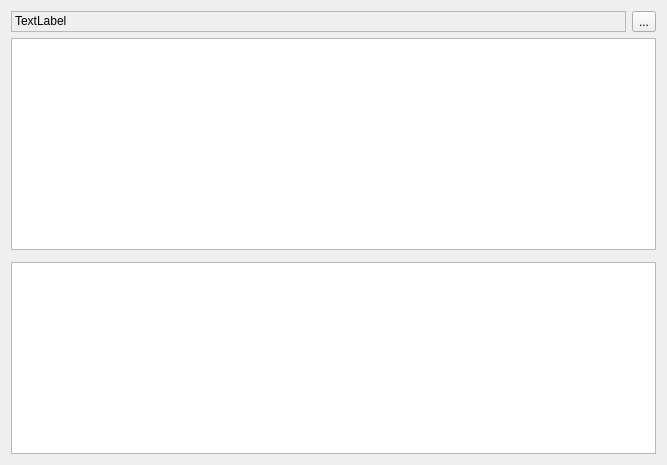
Qt form Viewer/src/OutputItemWidget.ui (ecmwf/ecflow) before a commit.
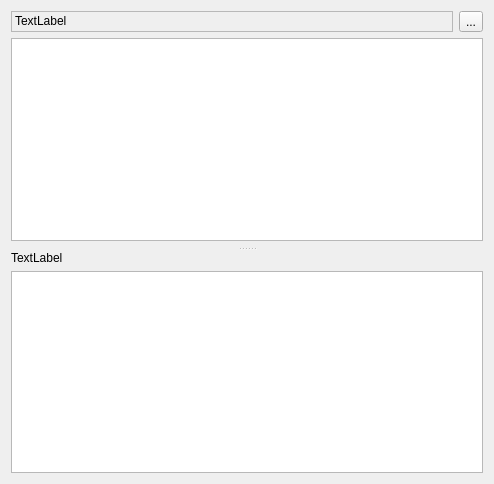
The same form after that commit. Custom widgets are drawn as their Qt base class.

Commit message: Viewer: implement Output info panel ECFLOW-286

Diff of the .ui file:
```diff
--- a/Viewer/src/OutputItemWidget.ui
+++ b/Viewer/src/OutputItemWidget.ui
@@ -6,13 +6,20 @@
    <rect>
     <x>0</x>
     <y>0</y>
-    <width>667</width>
-    <height>465</height>
+    <width>494</width>
+    <height>484</height>
    </rect>
   </property>
   <property name="windowTitle">
    <string>Form</string>
   </property>
+  <layout class="QVBoxLayout" name="verticalLayout_3">
+   <item>
+    <widget class="QSplitter" name="splitter">
+     <property name="orientation">
+      <enum>Qt::Vertical</enum>
+     </property>
+     <widget class="QWidget" name="layoutWidget">
   <layout class="QVBoxLayout" name="verticalLayout">
    <item>
     <layout class="QHBoxLayout" name="horizontalLayout">
@@ -63,11 +70,26 @@
    <item>
     <widget class="PlainTextSearchLine" name="searchLine_" native="true"/>
    </item>
+      </layout>
+     </widget>
+     <widget class="QWidget" name="layoutWidget">
+      <layout class="QVBoxLayout" name="verticalLayout_2">
+       <item>
+        <widget class="QLabel" name="dirLabel_">
+         <property name="text">
+          <string>TextLabel</string>
+         </property>
+        </widget>
+       </item>
    <item>
     <widget class="QTreeView" name="outputView_"/>
    </item>
   </layout>
  </widget>
+    </widget>
+   </item>
+  </layout>
+ </widget>
  <customwidgets>
   <customwidget>
    <class>PlainTextSearchLine</class>
@@ -80,6 +102,11 @@
    <extends>QPlainTextEdit</extends>
    <header location="global">TextEdit.hpp</header>
   </customwidget>
+  <customwidget>
+   <class>FileInfoLabel</class>
+   <extends>QLabel</extends>
+   <header location="global">FileInfoLabel.hpp</header>
+  </customwidget>
  </customwidgets>
  <resources/>
  <connections/>
```
Left out of the diff: 2 changed lines with no effect on the pictures. Lines whose indentation alone changed are shown as unchanged. The commit also changes 12 other files.
